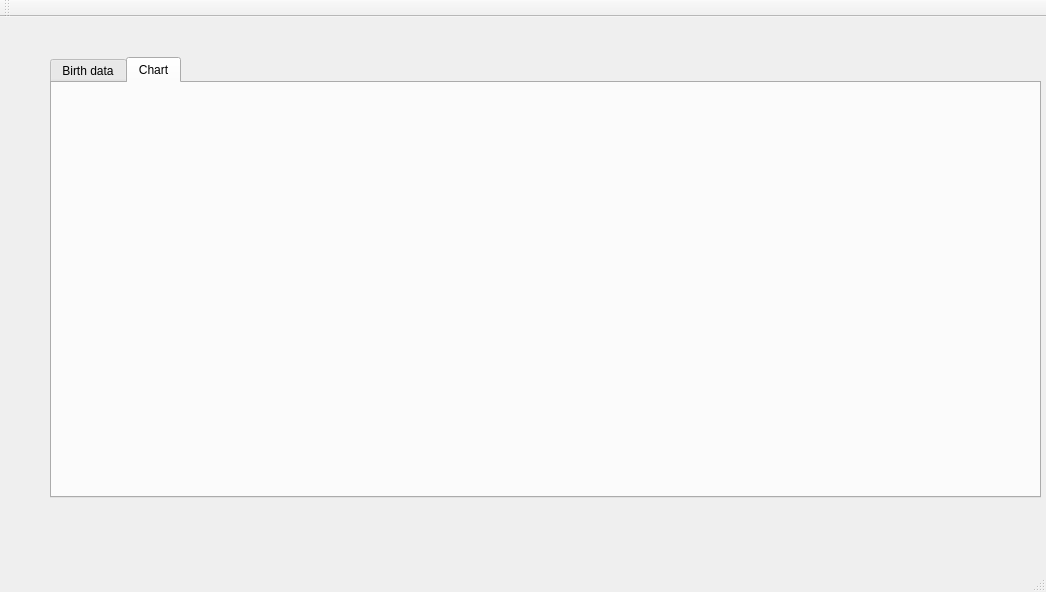
Qt form samainwindow.ui (vediceyes/Vediceyes_astro_1_1) before a commit.
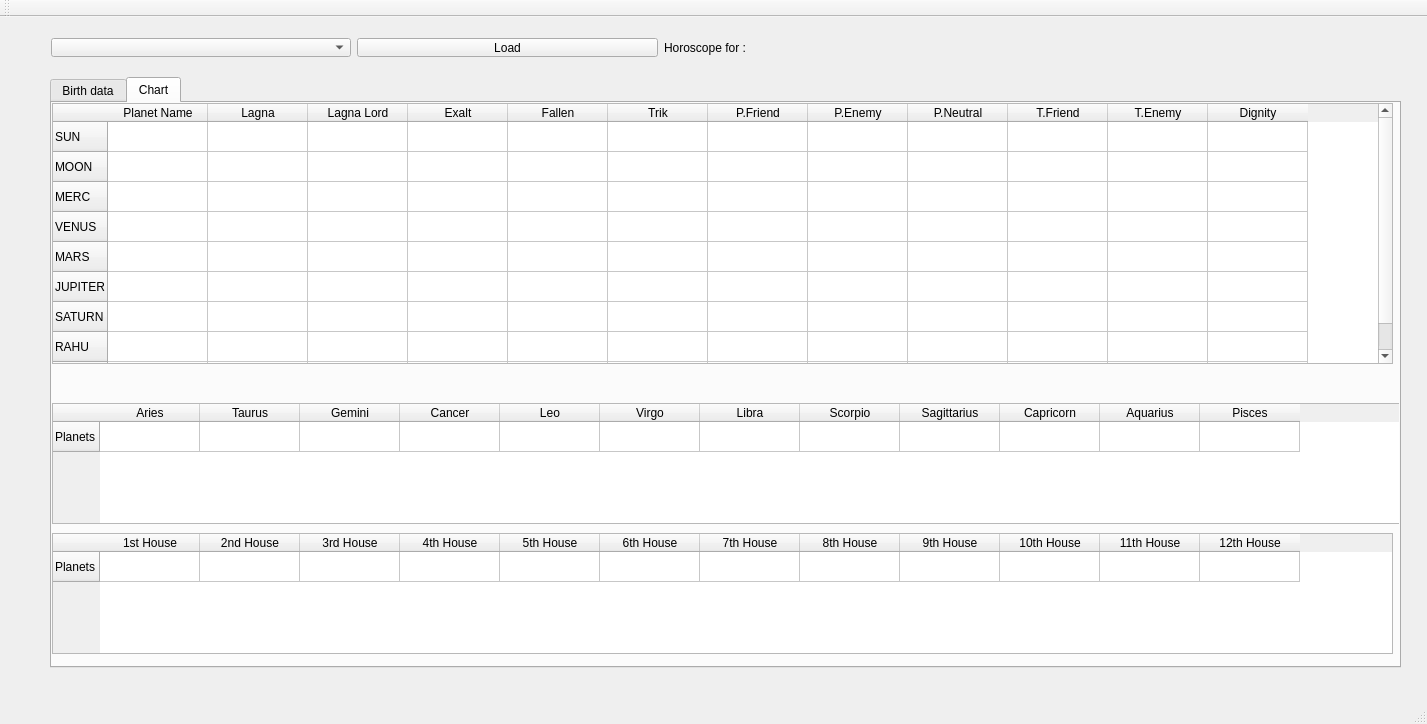
The same form after that commit. The open tabs and pages were chosen to show the change.

Commit message: completes 3 tables

Diff of the .ui file:
```diff
--- a/samainwindow.ui
+++ b/samainwindow.ui
@@ -6,8 +6,8 @@
    <rect>
     <x>0</x>
     <y>0</y>
-    <width>1046</width>
-    <height>592</height>
+    <width>1427</width>
+    <height>724</height>
    </rect>
   </property>
   <property name="windowTitle">
@@ -18,9 +18,9 @@
     <property name="geometry">
      <rect>
       <x>50</x>
-      <y>40</y>
-      <width>991</width>
-      <height>441</height>
+      <y>60</y>
+      <width>1351</width>
+      <height>591</height>
      </rect>
     </property>
     <property name="currentIndex">
@@ -200,8 +200,309 @@
      <attribute name="title">
       <string>Chart</string>
      </attribute>
+     <widget class="QTableWidget" name="Planet_Dignity">
+      <property name="geometry">
+       <rect>
+        <x>0</x>
+        <y>0</y>
+        <width>1341</width>
+        <height>261</height>
+       </rect>
+      </property>
+      <row>
+       <property name="text">
+        <string>SUN</string>
+       </property>
+      </row>
+      <row>
+       <property name="text">
+        <string>MOON</string>
+       </property>
+      </row>
+      <row>
+       <property name="text">
+        <string>MERC</string>
+       </property>
+      </row>
+      <row>
+       <property name="text">
+        <string>VENUS</string>
+       </property>
+      </row>
+      <row>
+       <property name="text">
+        <string>MARS</string>
+       </property>
+      </row>
+      <row>
+       <property name="text">
+        <string>JUPITER</string>
+       </property>
+      </row>
+      <row>
+       <property name="text">
+        <string>SATURN</string>
+       </property>
+      </row>
+      <row>
+       <property name="text">
+        <string>RAHU</string>
+       </property>
+      </row>
+      <row>
+       <property name="text">
+        <string>KETU</string>
+       </property>
+      </row>
+      <column>
+       <property name="text">
+        <string>Planet Name</string>
+       </property>
+      </column>
+      <column>
+       <property name="text">
+        <string>Lagna</string>
+       </property>
+      </column>
+      <column>
+       <property name="text">
+        <string>Lagna Lord</string>
+       </property>
+      </column>
+      <column>
+       <property name="text">
+        <string>Exalt</string>
+       </property>
+      </column>
+      <column>
+       <property name="text">
+        <string>Fallen</string>
+       </property>
+      </column>
+      <column>
+       <property name="text">
+        <string>Trik</string>
+       </property>
+      </column>
+      <column>
+       <property name="text">
+        <string>P.Friend</string>
+       </property>
+      </column>
+      <column>
+       <property name="text">
+        <string>P.Enemy</string>
+       </property>
+      </column>
+      <column>
+       <property name="text">
+        <string>P.Neutral</string>
+       </property>
+      </column>
+      <column>
+       <property name="text">
+        <string>T.Friend</string>
+       </property>
+      </column>
+      <column>
+       <property name="text">
+        <string>T.Enemy</string>
+       </property>
+      </column>
+      <column>
+       <property name="text">
+        <string>Dignity</string>
+       </property>
+      </column>
+     </widget>
+     <widget class="QTableWidget" name="Sign_table">
+      <property name="geometry">
+       <rect>
+        <x>0</x>
+        <y>300</y>
+        <width>1351</width>
+        <height>121</height>
+       </rect>
+      </property>
+      <row>
+       <property name="text">
+        <string>Planets</string>
+       </property>
+      </row>
+      <column>
+       <property name="text">
+        <string>Aries</string>
+       </property>
+      </column>
+      <column>
+       <property name="text">
+        <string>Taurus</string>
+       </property>
+      </column>
+      <column>
+       <property name="text">
+        <string>Gemini</string>
+       </property>
+      </column>
+      <column>
+       <property name="text">
+        <string>Cancer</string>
+       </property>
+      </column>
+      <column>
+       <property name="text">
+        <string>Leo</string>
+       </property>
+      </column>
+      <column>
+       <property name="text">
+        <string>Virgo</string>
+       </property>
+      </column>
+      <column>
+       <property name="text">
+        <string>Libra</string>
+       </property>
+      </column>
+      <column>
+       <property name="text">
+        <string>Scorpio</string>
+       </property>
+      </column>
+      <column>
+       <property name="text">
+        <string>Sagittarius</string>
+       </property>
+      </column>
+      <column>
+       <property name="text">
+        <string>Capricorn</string>
+       </property>
+      </column>
+      <column>
+       <property name="text">
+        <string>Aquarius</string>
+       </property>
+      </column>
+      <column>
+       <property name="text">
+        <string>Pisces</string>
+       </property>
+      </column>
+     </widget>
+     <widget class="QTableWidget" name="HouseTable">
+      <property name="geometry">
+       <rect>
+        <x>0</x>
+        <y>430</y>
+        <width>1341</width>
+        <height>121</height>
+       </rect>
+      </property>
+      <row>
+       <property name="text">
+        <string>Planets</string>
+       </property>
+      </row>
+      <column>
+       <property name="text">
+        <string>1st House</string>
+       </property>
+      </column>
+      <column>
+       <property name="text">
+        <string>2nd House</string>
+       </property>
+      </column>
+      <column>
+       <property name="text">
+        <string>3rd House</string>
+       </property>
+      </column>
+      <column>
+       <property name="text">
+        <string>4th House</string>
+       </property>
+      </column>
+      <column>
+       <property name="text">
+        <string>5th House</string>
+       </property>
+      </column>
+      <column>
+       <property name="text">
+        <string>6th House</string>
+       </property>
+      </column>
+      <column>
+       <property name="text">
+        <string>7th House</string>
+       </property>
+      </column>
+      <column>
+       <property name="text">
+        <string>8th House</string>
+       </property>
+      </column>
+      <column>
+       <property name="text">
+        <string>9th House</string>
+       </property>
+      </column>
+      <column>
+       <property name="text">
+        <string>10th House</string>
+       </property>
+      </column>
+      <column>
+       <property name="text">
+        <string>11th House</string>
+       </property>
+      </column>
+      <column>
+       <property name="text">
+        <string>12th House</string>
+       </property>
+      </column>
+     </widget>
     </widget>
    </widget>
+   <widget class="QWidget" name="horizontalLayoutWidget">
+    <property name="geometry">
+     <rect>
+      <x>40</x>
+      <y>10</y>
+      <width>1241</width>
+      <height>41</height>
+     </rect>
+    </property>
+    <layout class="QHBoxLayout" name="horizontalLayout">
+     <item>
+      <widget class="QComboBox" name="Chartname"/>
+     </item>
+     <item>
+      <widget class="QPushButton" name="LoadChart">
+       <property name="text">
+        <string>Load</string>
+       </property>
+      </widget>
+     </item>
+     <item>
+      <widget class="QLabel" name="label_6">
+       <property name="text">
+        <string>Horoscope for :</string>
+       </property>
+      </widget>
+     </item>
+     <item>
+      <widget class="QLabel" name="title">
+       <property name="text">
+        <string/>
+       </property>
+      </widget>
+     </item>
+    </layout>
+   </widget>
   </widget>
   <widget class="QMenuBar" name="menuBar">
    <property name="geometry">
```
Left out of the diff: 85 changed lines with no effect on the pictures. The commit also changes 9 other files.
